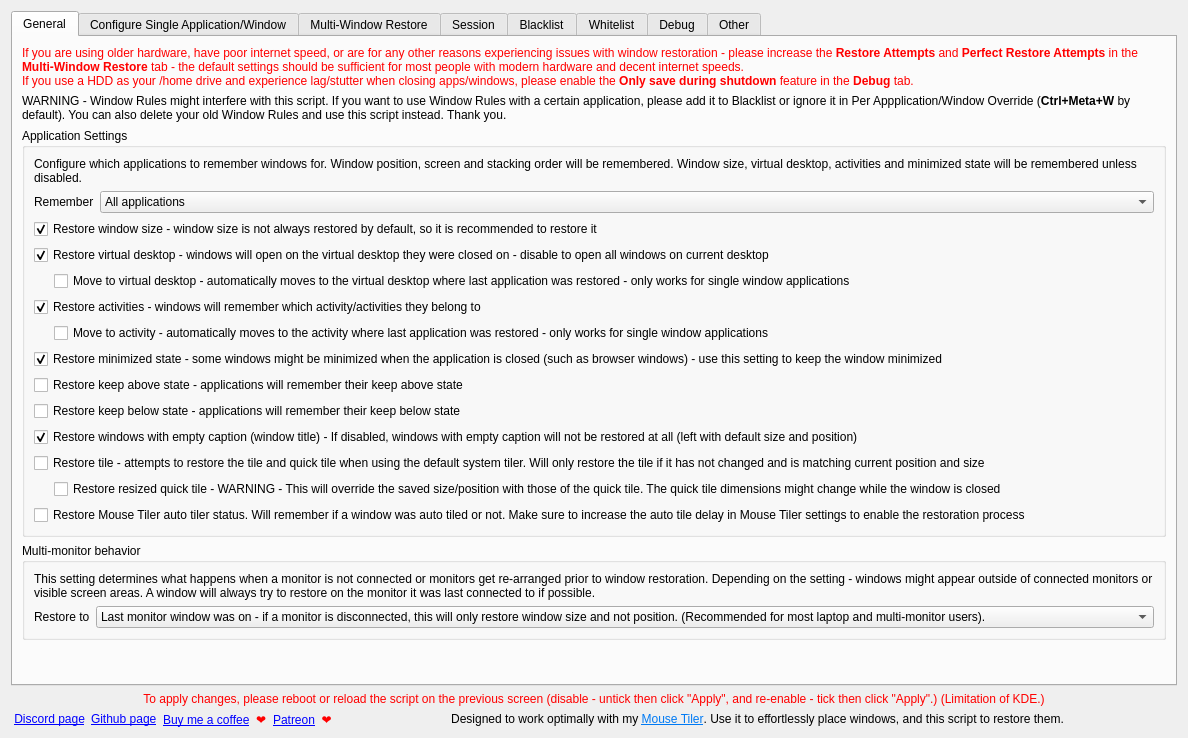
This is src/contents/ui/config.ui in rxappdev/RememberWindowPositions as Qt 5 draws it before an edit. The edited form follows.
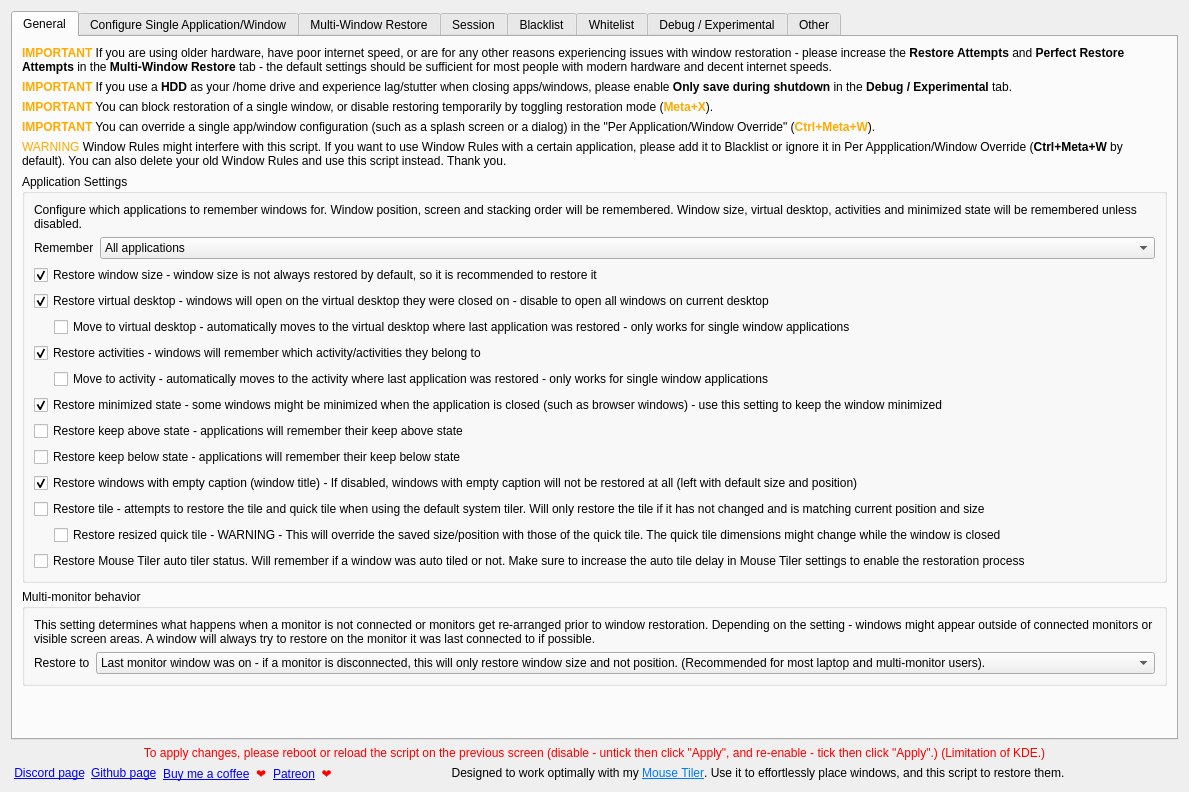
This is the edited form. Icons and pictures are not drawn.

Commit message: Improved single app/window override dialog and reduced its width. Added links to guides on how to configure single app/window overrides. Improved settings, clarifying how configuring a single application works.

```diff
--- a/src/contents/ui/config.ui
+++ b/src/contents/ui/config.ui
@@ -6,8 +6,8 @@
    <rect>
     <x>0</x>
     <y>0</y>
-    <width>1188</width>
-    <height>738</height>
+    <width>1189</width>
+    <height>792</height>
    </rect>
   </property>
   <layout class="QVBoxLayout" name="verticalLayout">
@@ -28,17 +28,44 @@
        <item>
         <widget class="QLabel" name="label_18">
          <property name="text">
-          <string>&lt;html&gt;&lt;head/&gt;&lt;body&gt;&lt;p&gt;&lt;span style=&quot; color:#ff0000;&quot;&gt;If you are using older hardware, have poor internet speed, or are for any other reasons experiencing issues with window restoration - please increase the &lt;/span&gt;&lt;span style=&quot; font-weight:700; color:#ff0000;&quot;&gt;Restore Attempts&lt;/span&gt;&lt;span style=&quot; color:#ff0000;&quot;&gt; and &lt;/span&gt;&lt;span style=&quot; font-weight:700; color:#ff0000;&quot;&gt;Perfect Restore Attempts&lt;/span&gt;&lt;span style=&quot; color:#ff0000;&quot;&gt; in the &lt;/span&gt;&lt;span style=&quot; font-weight:700; color:#ff0000;&quot;&gt;Multi-Window Restore&lt;/span&gt;&lt;span style=&quot; color:#ff0000;&quot;&gt; tab - the default settings should be sufficient for most people with modern hardware and decent internet speeds.&lt;br/&gt;If you use a HDD as your /home drive and experience lag/stutter when closing apps/windows, please enable the &lt;/span&gt;&lt;span style=&quot; font-weight:700; color:#ff0000;&quot;&gt;Only save during shutdown&lt;/span&gt;&lt;span style=&quot; color:#ff0000;&quot;&gt; feature in the &lt;/span&gt;&lt;span style=&quot; font-weight:700; color:#ff0000;&quot;&gt;Debug&lt;/span&gt;&lt;span style=&quot; color:#ff0000;&quot;&gt; tab.&lt;/span&gt;&lt;/p&gt;&lt;/body&gt;&lt;/html&gt;</string>
+          <string>&lt;html&gt;&lt;head/&gt;&lt;body&gt;&lt;p&gt;&lt;span style=&quot; font-weight:700; color:#ffaa00;&quot;&gt;IMPORTANT&lt;/span&gt; If you are using older hardware, have poor internet speed, or are for any other reasons experiencing issues with window restoration - please increase the &lt;span style=&quot; font-weight:700;&quot;&gt;Restore Attempts&lt;/span&gt; and &lt;span style=&quot; font-weight:700;&quot;&gt;Perfect Restore Attempts&lt;/span&gt; in the &lt;span style=&quot; font-weight:700;&quot;&gt;Multi-Window Restore&lt;/span&gt; tab - the default settings should be sufficient for most people with modern hardware and decent internet speeds.&lt;/p&gt;&lt;/body&gt;&lt;/html&gt;</string>
          </property>
          <property name="wordWrap">
           <bool>true</bool>
          </property>
         </widget>
        </item>
+       <item>
+        <widget class="QLabel" name="label_24">
+         <property name="text">
+          <string>&lt;html&gt;&lt;head/&gt;&lt;body&gt;&lt;p&gt;&lt;span style=&quot; font-weight:700; color:#ffaa00;&quot;&gt;IMPORTANT&lt;/span&gt; If you use a &lt;span style=&quot; font-weight:700;&quot;&gt;HDD&lt;/span&gt; as your /home drive and experience lag/stutter when closing apps/windows, please enable &lt;span style=&quot; font-weight:700;&quot;&gt;Only save during shutdown&lt;/span&gt; in the &lt;span style=&quot; font-weight:700;&quot;&gt;Debug / Experimental&lt;/span&gt; tab.&lt;/p&gt;&lt;/body&gt;&lt;/html&gt;</string>
+         </property>
+         <property name="wordWrap">
+          <bool>true</bool>
+         </property>
+        </widget>
+       </item>
+       <item>
+        <widget class="QLabel" name="label_25">
+         <property name="text">
+          <string>&lt;html&gt;&lt;head/&gt;&lt;body&gt;&lt;p&gt;&lt;span style=&quot; font-weight:700; color:#ffaa00;&quot;&gt;IMPORTANT&lt;/span&gt; You can block restoration of a single window, or disable restoring temporarily by toggling restoration mode (&lt;span style=&quot; font-weight:700; color:#ffaa00;&quot;&gt;Meta+X&lt;/span&gt;).&lt;/p&gt;&lt;/body&gt;&lt;/html&gt;</string>
+         </property>
+         <property name="wordWrap">
+          <bool>true</bool>
+         </property>
+        </widget>
+       </item>
+       <item>
+        <widget class="QLabel" name="label_26">
+         <property name="text">
+          <string>&lt;html&gt;&lt;head/&gt;&lt;body&gt;&lt;p&gt;&lt;span style=&quot; font-weight:700; color:#ffaa00;&quot;&gt;IMPORTANT&lt;/span&gt; You can override a single app/window configuration (such as a splash screen or a dialog) in the &amp;quot;Per Application/Window Override&amp;quot; (&lt;span style=&quot; font-weight:700; color:#ffaa00;&quot;&gt;Ctrl+Meta+W&lt;/span&gt;).&lt;/p&gt;&lt;/body&gt;&lt;/html&gt;</string>
+         </property>
+        </widget>
+       </item>
        <item>
         <widget class="QLabel" name="label_16">
          <property name="text">
-          <string>&lt;html&gt;&lt;head/&gt;&lt;body&gt;&lt;p&gt;WARNING - Window Rules might interfere with this script. If you want to use Window Rules with a certain application, please add it to Blacklist or ignore it in Per Appplication/Window Override (&lt;span style=&quot; font-weight:700;&quot;&gt;Ctrl+Meta+W&lt;/span&gt; by default). You can also delete your old Window Rules and use this script instead. Thank you.&lt;/p&gt;&lt;/body&gt;&lt;/html&gt;</string>
+          <string>&lt;html&gt;&lt;head/&gt;&lt;body&gt;&lt;p&gt;&lt;span style=&quot; color:#ffaa00;&quot;&gt;WARNING&lt;/span&gt; Window Rules might interfere with this script. If you want to use Window Rules with a certain application, please add it to Blacklist or ignore it in Per Appplication/Window Override (&lt;span style=&quot; font-weight:700;&quot;&gt;Ctrl+Meta+W&lt;/span&gt; by default). You can also delete your old Window Rules and use this script instead. Thank you.&lt;/p&gt;&lt;/body&gt;&lt;/html&gt;</string>
          </property>
          <property name="wordWrap">
           <bool>true</bool>
@@ -1018,7 +1045,7 @@
        <iconset theme="applications-development"/>
       </attribute>
       <attribute name="title">
-       <string>Debug</string>
+       <string>Debug / Experimental</string>
       </attribute>
       <layout class="QVBoxLayout" name="verticalLayout_3">
        <item>
```
Left out of the diff: 51 changed lines with no effect on the pictures. Lines whose indentation alone changed are shown as unchanged. The commit also changes 2 other files.
